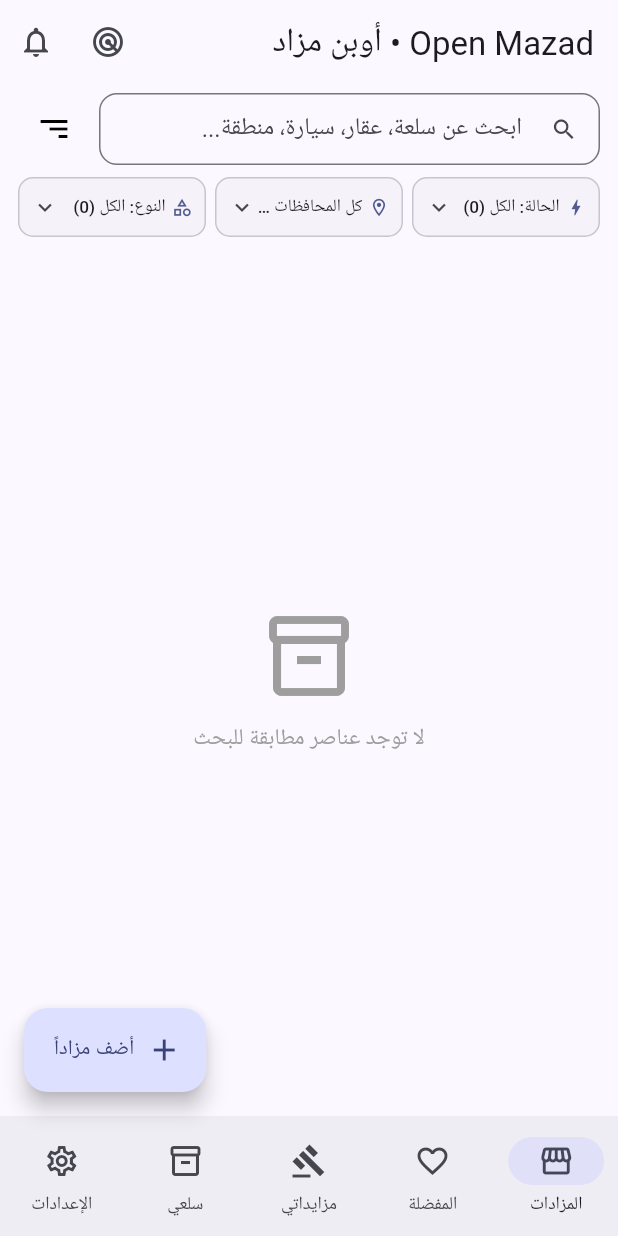
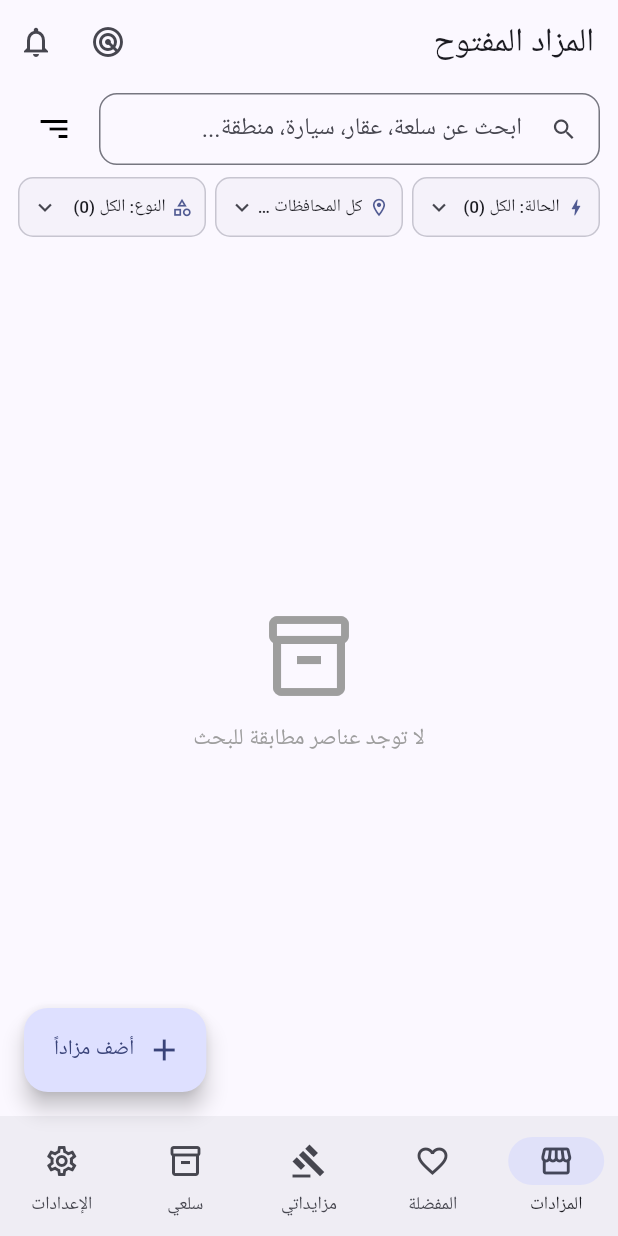
Before and after one commit to open-mazad/open-mazad.github.io, a Flutter app: the screen it shows after launch, on a phone screen of 412 x 824 dp. Run offline on Flutter 3.47's test engine with Material 3 defaults, Android fonts, the phone set to English and light mode, and no system bars; our stand-ins replace image_picker, supabase_flutter; missing offline and left inert: dart:html, dart:ui_web; accounts and stored records are empty.

Commit message:
Update Arabic app name to المزاد المفتوح

```diff
--- a/lib/main.dart
+++ b/lib/main.dart
@@ -76,7 +76,7 @@
     return ListenableBuilder(
       listenable: settings,
       builder: (context, _) => MaterialApp(
-        title: 'Open Mazad',
+        title: 'المزاد المفتوح',
         debugShowCheckedModeBanner: false,
         locale: const Locale('ar'),
         themeMode: settings.themeMode,
--- a/lib/screens/tabs/home_page.dart
+++ b/lib/screens/tabs/home_page.dart
@@ -18,7 +18,7 @@
   String sortBy = 'الأقرب انتهاءً';
 
   List<String> get titles => [
-        tr('Open Mazad • أوبن مزاد', 'Open Mazad'),
+        tr('المزاد المفتوح', 'Open Mazad'),
         tr('المفضلة', 'Watchlist'),
         tr('مزايداتي', 'My Bids'),
         tr('سلعي', 'My Listings'),
--- a/lib/settings_page.dart
+++ b/lib/settings_page.dart
@@ -435,9 +435,9 @@
   /// نص رسالة كود التحقق المرسلة عبر واتساب (إنشاء حساب أو استعادة كلمة المرور)
   String buildWhatsAppOtpMessage(String code, {bool isPasswordReset = false}) {
     if (isPasswordReset) {
-      return '🔐 *Open Mazad*\nرمز استعادة وتغيير كلمة المرور لحسابك هو: *$code*\nأدخل هذا الرمز في التطبيق لتعيين كلمة المرور الجديدة.';
-    }
-    return '🟢 *Open Mazad*\nرمز التحقق لتأكيد رقم هاتفك وإنشاء حسابك هو: *$code*\nلا تشارك هذا الرمز مع أي شخص.';
+      return '🔐 *المزاد المفتوح - Open Mazad*\nرمز استعادة وتغيير كلمة المرور لحسابك هو: *$code*\nأدخل هذا الرمز في التطبيق لتعيين كلمة المرور الجديدة.';
+    }
+    return '🟢 *المزاد المفتوح - Open Mazad*\nرمز التحقق لتأكيد رقم هاتفك وإنشاء حسابك هو: *$code*\nلا تشارك هذا الرمز مع أي شخص.';
   }
 
   /// يرسل رمز التحقق (OTP) إلى رقم الهاتف عبر Meta WhatsApp Cloud API (قالب رسائل Template)
@@ -2165,7 +2165,7 @@
         SnackBar(
           backgroundColor: Colors.green.shade700,
           content: Text(
-            tr('تم إنشاء حسابك وتفعيله بنجاح! أهلاً بك في Open Mazad 🎉',
+            tr('تم إنشاء حسابك وتفعيله بنجاح! أهلاً بك في المزاد المفتوح 🎉',
                 'Account created successfully! Welcome to Open Mazad 🎉'),
           ),
         ),
@@ -3083,7 +3083,7 @@
             size: 56, color: Theme.of(context).colorScheme.primary),
         const SizedBox(height: 12),
         Text(
-          tr('إنشاء حساب جديد في Open Mazad', 'Create New Account in Open Mazad'),
+          tr('إنشاء حساب جديد في المزاد المفتوح', 'Create New Account in Open Mazad'),
           textAlign: TextAlign.center,
           style: const TextStyle(fontSize: 18, fontWeight: FontWeight.bold),
         ),
```
Also changed, not shown: docs/manifest.json, 5 other files.
